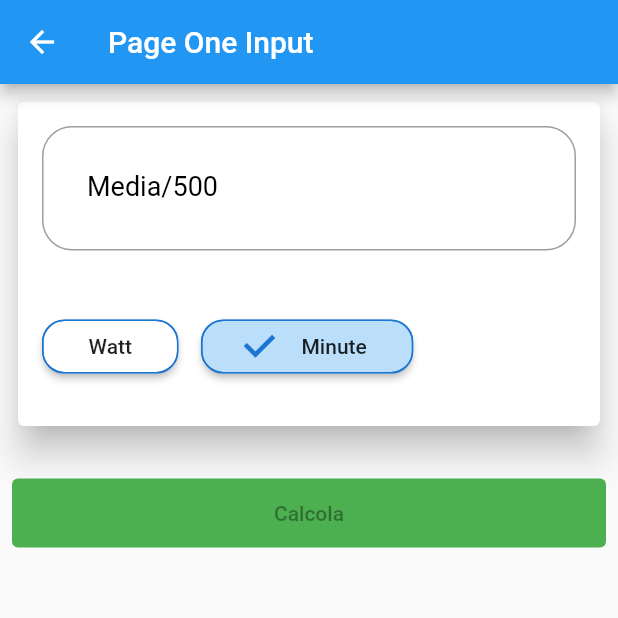
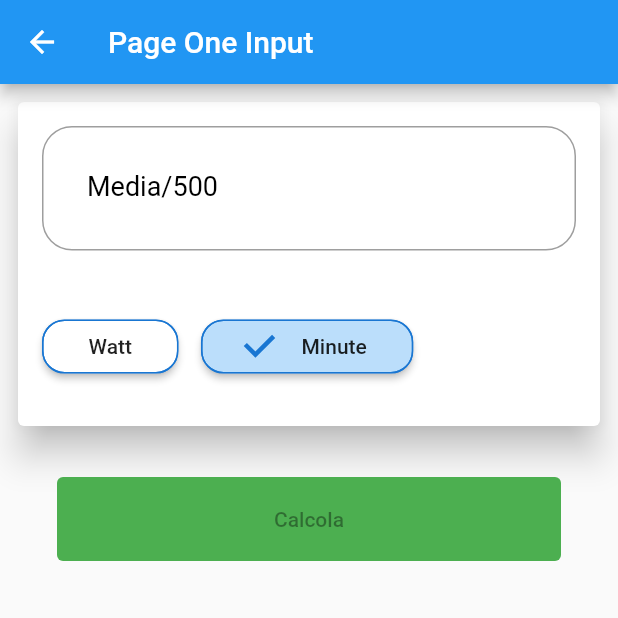
Before and after one commit to elio1fiore/rowing_calculator, a Flutter app: the OneInputPage screen opened by its route, on a phone screen of 412 x 824 dp, the top half of it. Run offline on Flutter 3.47's test engine with Material 2 defaults, Android fonts, the phone set to English and light mode, and no system bars; drawn by our look-alikes of reactive_forms; our stand-ins replace auto_route, flutter_multi_formatter, flutter_riverpod, rxdart.

Commit message:
padding fix

```diff
--- a/lib/presentation/one_input_page.dart
+++ b/lib/presentation/one_input_page.dart
@@ -291,15 +291,18 @@ class _OneInputPageState extends ConsumerState<OneInputPage> {
                       height: 30,
                     ),
                     ReactiveFormConsumer(
-                      builder: (context, formGroup, child) => ElevatedButton(
-                        style: const ButtonStyle(
-                            backgroundColor:
-                                MaterialStatePropertyAll(Colors.green)),
-                        onPressed: _form.valid ? _calculateFunction : null,
-                        child: child,
+                      builder: (context, formGroup, child) => Padding(
+                        padding: const EdgeInsets.symmetric(horizontal: 30),
+                        child: ElevatedButton(
+                          style: const ButtonStyle(
+                              backgroundColor:
+                                  MaterialStatePropertyAll(Colors.green)),
+                          onPressed: _form.valid ? _calculateFunction : null,
+                          child: child,
+                        ),
                       ),
                       child: const Padding(
-                        padding: EdgeInsets.symmetric(vertical: 15),
+                        padding: EdgeInsets.symmetric(vertical: 20),
                         child: Text(
                           'Calcola',
                         ),
```
